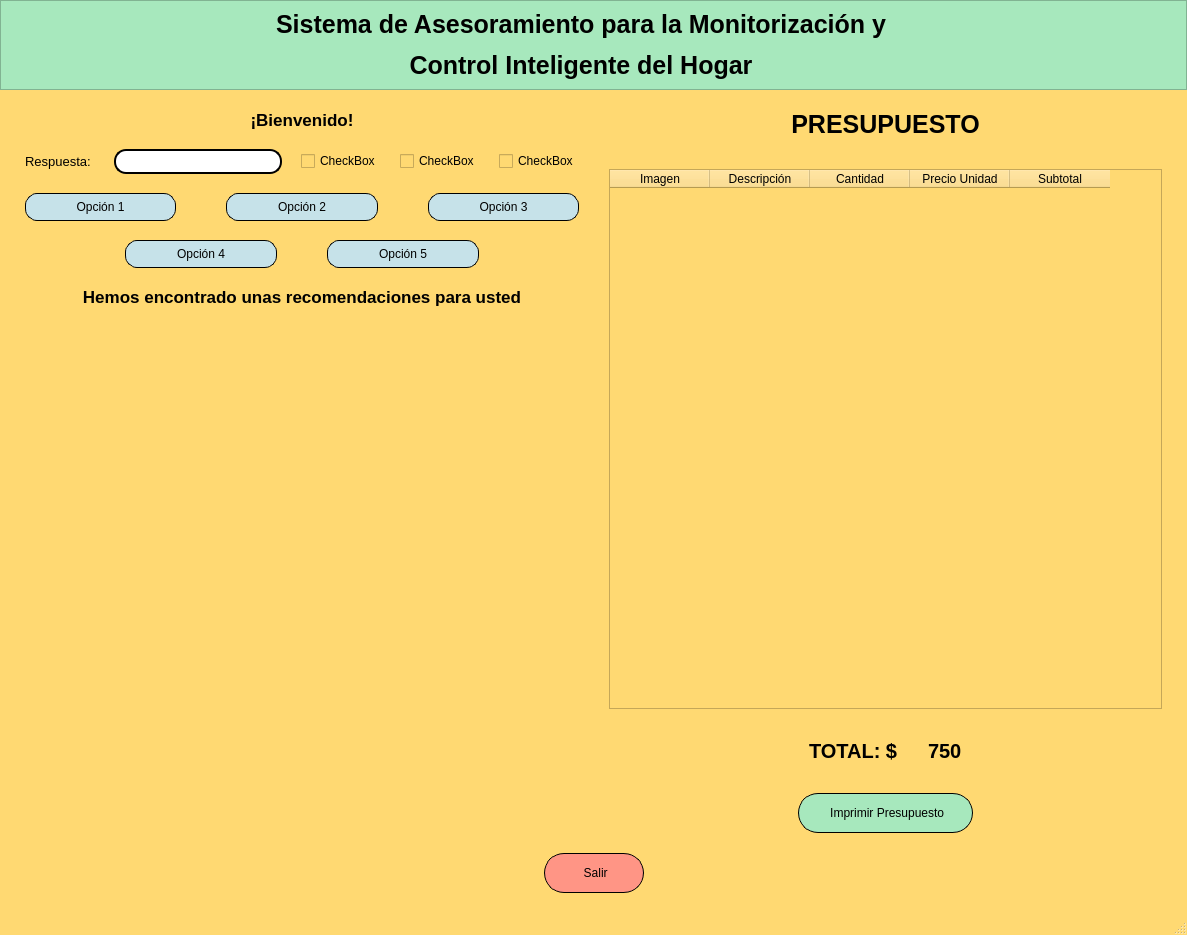
Above: interfaz.ui from IvanArmella/SistemaExperto before the change. Below: the same form after it.
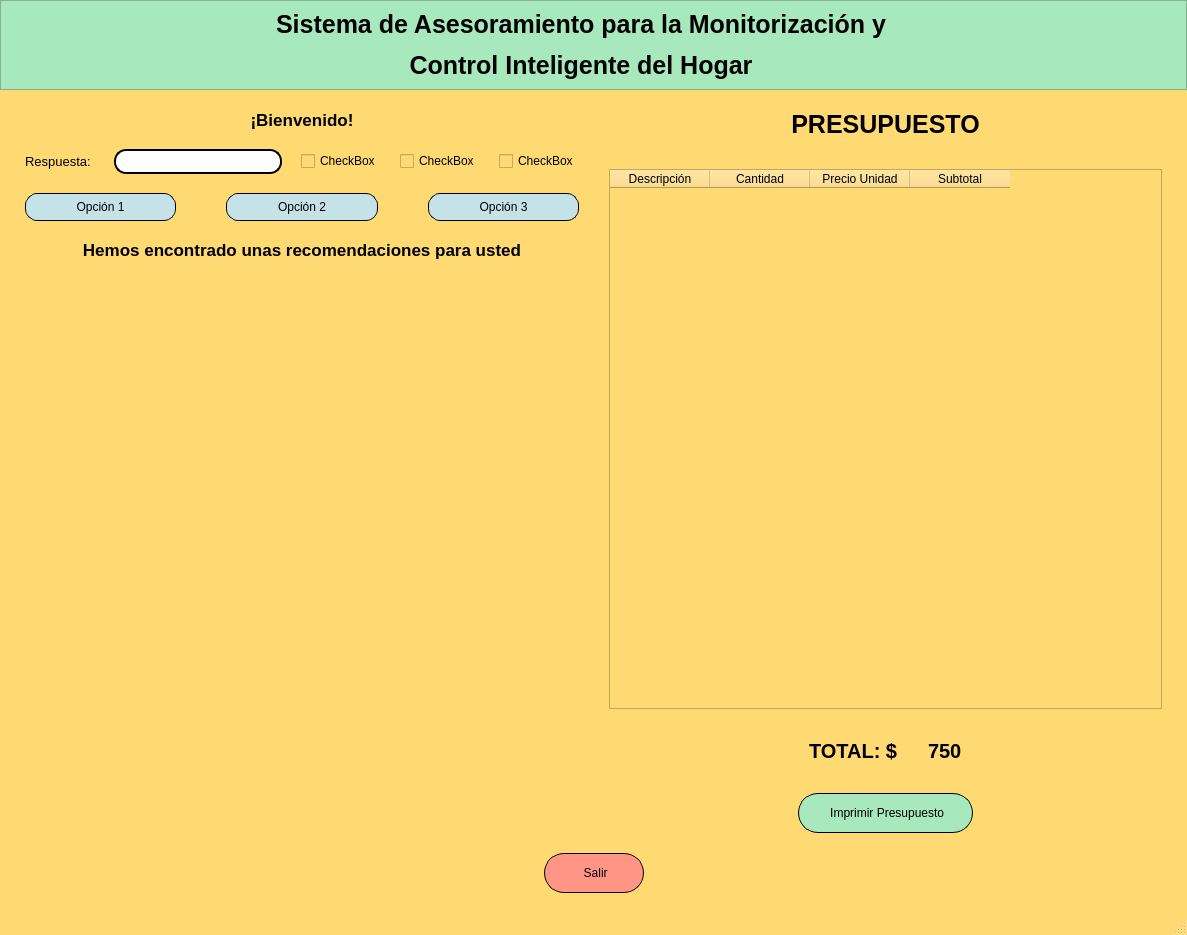
That is the form after the change. Icons and pictures are not drawn.

Patch:
```diff
--- a/interfaz.ui
+++ b/interfaz.ui
@@ -337,66 +337,6 @@
           <property name="rightMargin">
            <number>100</number>
           </property>
-          <item>
-           <widget class="QPushButton" name="btn_opc4">
-            <property name="minimumSize">
-             <size>
-              <width>100</width>
-              <height>28</height>
-             </size>
-            </property>
-            <property name="cursor">
-             <cursorShape>PointingHandCursor</cursorShape>
-            </property>
-            <property name="styleSheet">
-             <string notr="true">QPushButton{
-	border:1px solid;
-	border-radius:12px;
-	background-color:#c6e2e9;
-}
-QPushButton:hover{
-	font-weight: bold;
-}
-QPushButton:pressed{
-	background-color:#a7bed3;
-	border:2px solid;
-}</string>
-            </property>
-            <property name="text">
-             <string>Opción 4</string>
-            </property>
-           </widget>
-          </item>
-          <item>
-           <widget class="QPushButton" name="btn_opc5">
-            <property name="minimumSize">
-             <size>
-              <width>100</width>
-              <height>28</height>
-             </size>
-            </property>
-            <property name="cursor">
-             <cursorShape>PointingHandCursor</cursorShape>
-            </property>
-            <property name="styleSheet">
-             <string notr="true">QPushButton{
-	border:1px solid;
-	border-radius:12px;
-	background-color:#c6e2e9;
-}
-QPushButton:hover{
-	font-weight: bold;
-}
-QPushButton:pressed{
-	background-color:#a7bed3;
-	border:2px solid;
-}</string>
-            </property>
-            <property name="text">
-             <string>Opción 5</string>
-            </property>
-           </widget>
-          </item>
          </layout>
         </item>
         <item>
@@ -513,18 +453,6 @@
           <property name="sortingEnabled">
            <bool>true</bool>
           </property>
-          <column>
-           <property name="text">
-            <string>Imagen</string>
-           </property>
-           <property name="background">
-            <color>
-             <red>255</red>
-             <green>255</green>
-             <blue>255</blue>
-            </color>
-           </property>
-          </column>
           <column>
            <property name="text">
             <string>Descripción</string>
```
